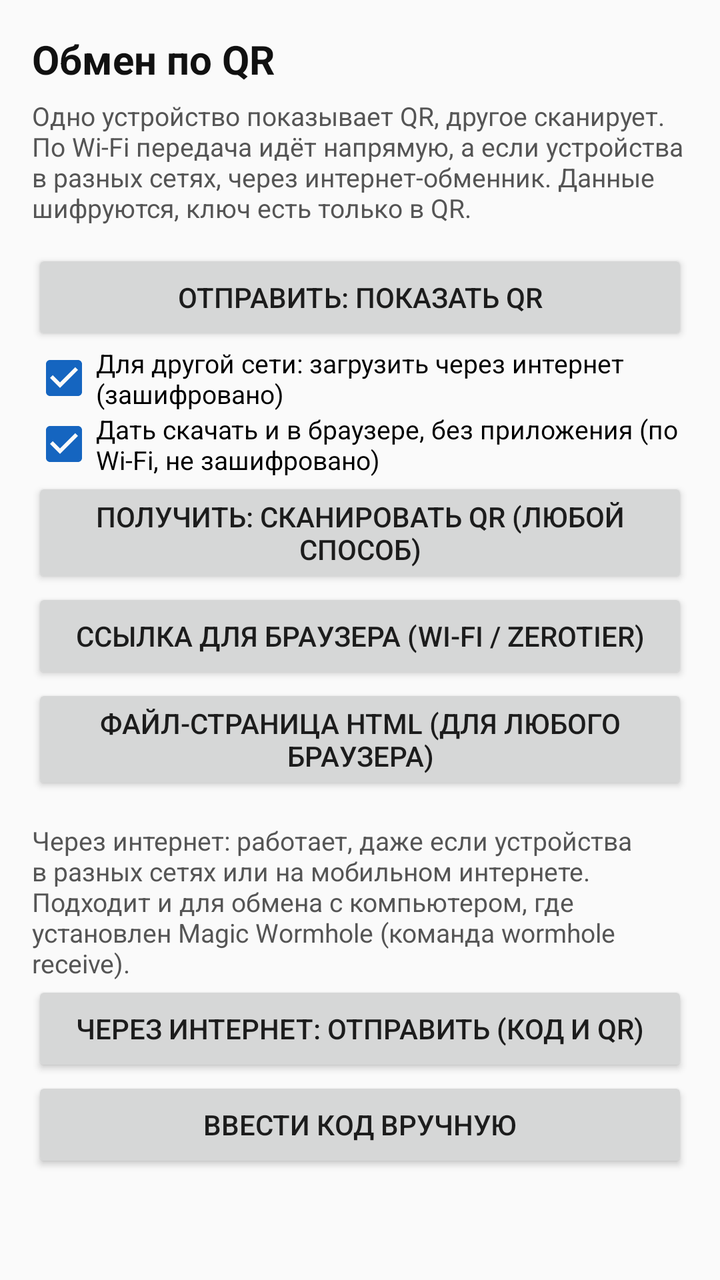
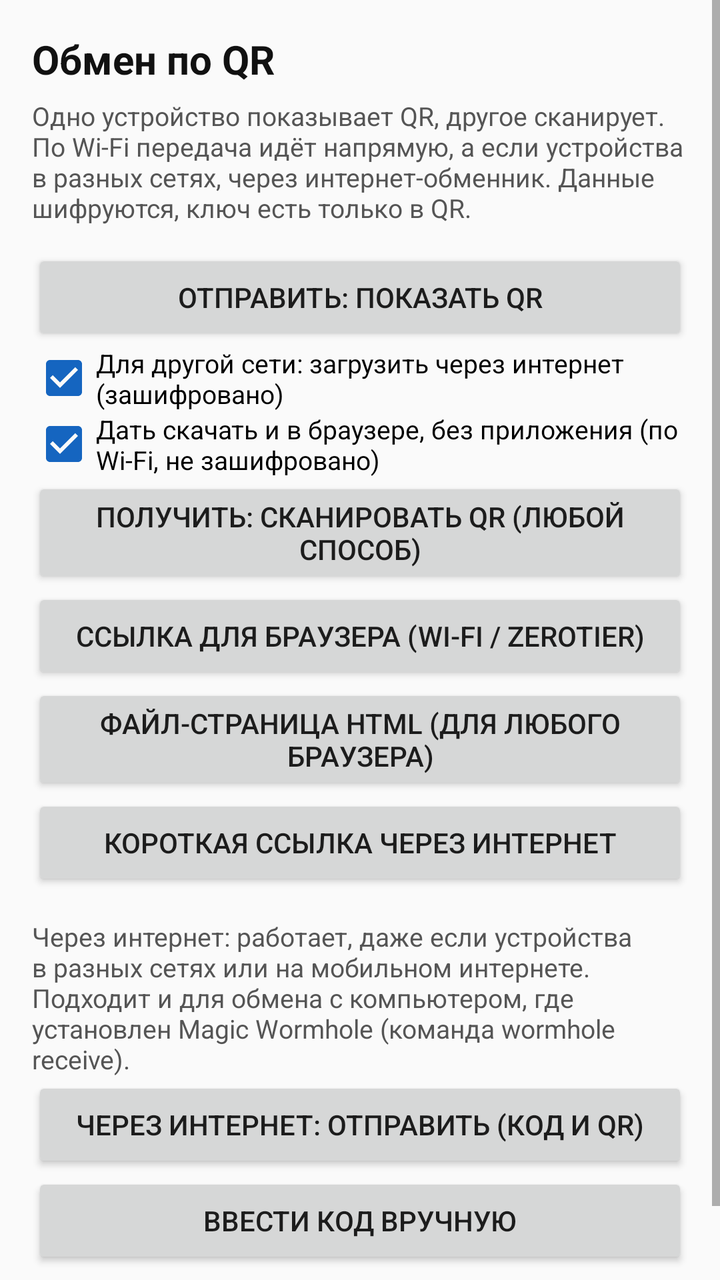

Screens rendered from an Android XML layout before and after an edit, with the pre-edit source and the edit as a unified diff.
<!-- AndroidManifest.xml: application theme AppTheme -->
<!-- res/layout/activity_exchange.xml -->
<?xml version="1.0" encoding="utf-8"?>
<ScrollView xmlns:android="http://schemas.android.com/apk/res/android"
    android:layout_width="match_parent"
    android:layout_height="match_parent"
    android:background="#FAFAFA">

    <LinearLayout
        android:layout_width="match_parent"
        android:layout_height="wrap_content"
        android:orientation="vertical"
        android:padding="16dp">

        <TextView
            android:layout_width="match_parent"
            android:layout_height="wrap_content"
            android:text="Обмен по QR"
            android:textColor="#111111"
            android:textSize="20sp"
            android:textStyle="bold" />

        <TextView
            android:layout_width="match_parent"
            android:layout_height="wrap_content"
            android:paddingTop="6dp"
            android:text="Одно устройство показывает QR, другое сканирует. По Wi‑Fi передача идёт напрямую, а если устройства в разных сетях, через интернет-обменник. Данные шифруются, ключ есть только в QR."
            android:textColor="#555555"
            android:textSize="13sp" />

        <Button
            android:id="@+id/btnSend"
            android:layout_width="match_parent"
            android:layout_height="wrap_content"
            android:layout_marginTop="12dp"
            android:text="Отправить: показать QR" />

        <CheckBox
            android:id="@+id/cbNet"
            android:layout_width="match_parent"
            android:layout_height="wrap_content"
            android:checked="true"
            android:text="Для другой сети: загрузить через интернет (зашифровано)"
            android:textSize="13sp" />

        <CheckBox
            android:id="@+id/cbBrowser"
            android:layout_width="match_parent"
            android:layout_height="wrap_content"
            android:checked="true"
            android:text="Дать скачать и в браузере, без приложения (по Wi‑Fi, не зашифровано)"
            android:textSize="13sp" />

        <Button
            android:id="@+id/btnReceive"
            android:layout_width="match_parent"
            android:layout_height="wrap_content"
            android:text="Получить: сканировать QR (любой способ)" />

        <Button
            android:id="@+id/btnWeb"
            android:layout_width="match_parent"
            android:layout_height="wrap_content"
            android:text="Ссылка для браузера (Wi‑Fi / ZeroTier)" />

        <Button
            android:id="@+id/btnHtmlAll"
            android:layout_width="match_parent"
            android:layout_height="wrap_content"
            android:text="Файл-страница HTML (для любого браузера)" />

        <Button
            android:id="@+id/btnWebStop"
            android:layout_width="match_parent"
            android:layout_height="wrap_content"
            android:text="Остановить веб-сервер"
            android:visibility="gone" />

        <TextView
            android:layout_width="match_parent"
            android:layout_height="wrap_content"
            android:paddingTop="14dp"
            android:text="Через интернет: работает, даже если устройства в разных сетях или на мобильном интернете. Подходит и для обмена с компьютером, где установлен Magic Wormhole (команда wormhole receive)."
            android:textColor="#555555"
            android:textSize="13sp" />

        <Button
            android:id="@+id/btnCrocSend"
            android:layout_width="match_parent"
            android:layout_height="wrap_content"
            android:text="Через интернет: отправить (код и QR)" />

        <Button
            android:id="@+id/btnCrocCode"
            android:layout_width="match_parent"
            android:layout_height="wrap_content"
            android:text="Ввести код вручную" />

        <Button
            android:id="@+id/btnCrocShare"
            android:layout_width="match_parent"
            android:layout_height="wrap_content"
            android:text="Поделиться кодом (мессенджер)"
            android:visibility="gone" />

        <Button
            android:id="@+id/btnCrocCancel"
            android:layout_width="match_parent"
            android:layout_height="wrap_content"
            android:text="Остановить обмен"
            android:visibility="gone" />

        <ProgressBar
            android:id="@+id/progress"
            style="?android:attr/progressBarStyleHorizontal"
            android:layout_width="match_parent"
            android:layout_height="wrap_content"
            android:layout_marginTop="12dp"
            android:visibility="gone" />

        <ImageView
            android:id="@+id/qrView"
            android:layout_width="300dp"
            android:layout_height="300dp"
            android:layout_gravity="center_horizontal"
            android:layout_marginTop="12dp"
            android:background="#FFFFFF"
            android:visibility="gone" />

        <TextView
            android:id="@+id/status"
            android:layout_width="match_parent"
            android:layout_height="wrap_content"
            android:paddingTop="10dp"
            android:textColor="#222222"
            android:textSize="14sp" />
    </LinearLayout>
</ScrollView>
<!-- resources referenced by this layout -->
<resources>
  <style name="AppTheme" parent="Theme.AppCompat.Light.NoActionBar">
          <item name="colorPrimary">#1565C0</item>
          <item name="colorPrimaryDark">#0D47A1</item>
          <item name="colorAccent">#1565C0</item>
          <item name="android:statusBarColor">#0D47A1</item>
      </style>
</resources>

<!-- the commit's change to res/layout/activity_exchange.xml (unified diff, before → after) -->
@@ -68,6 +68,12 @@
             android:text="Файл-страница HTML (для любого браузера)" />
 
         <Button
+            android:id="@+id/btnShortWeb"
+            android:layout_width="match_parent"
+            android:layout_height="wrap_content"
+            android:text="Короткая ссылка через интернет" />
+
+        <Button
             android:id="@+id/btnWebStop"
             android:layout_width="match_parent"
             android:layout_height="wrap_content"
